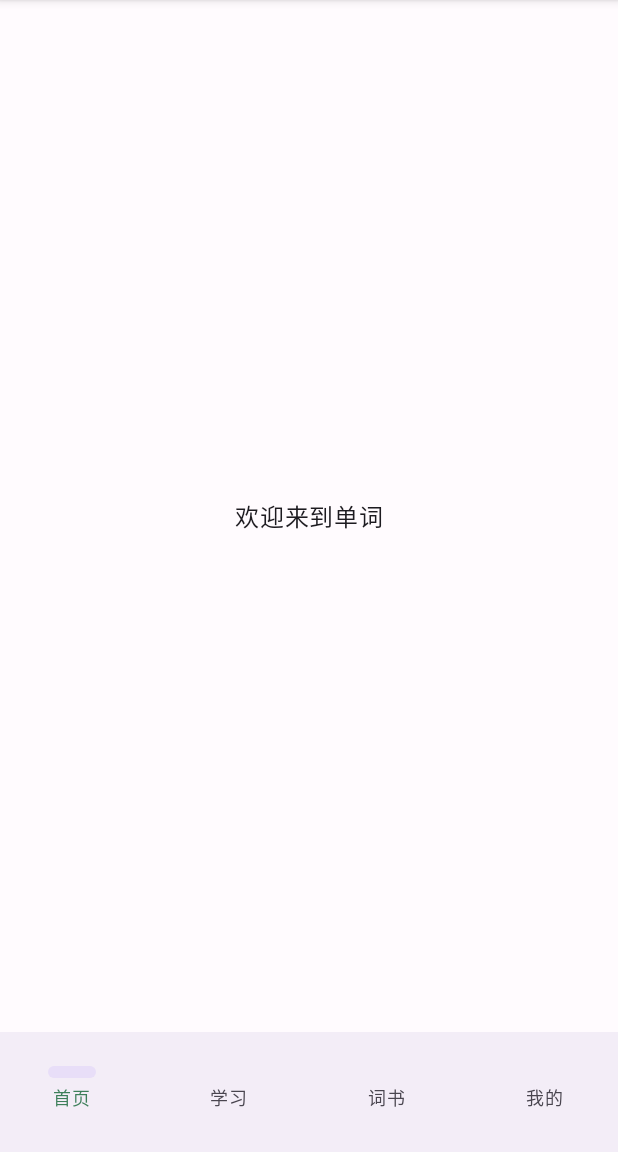
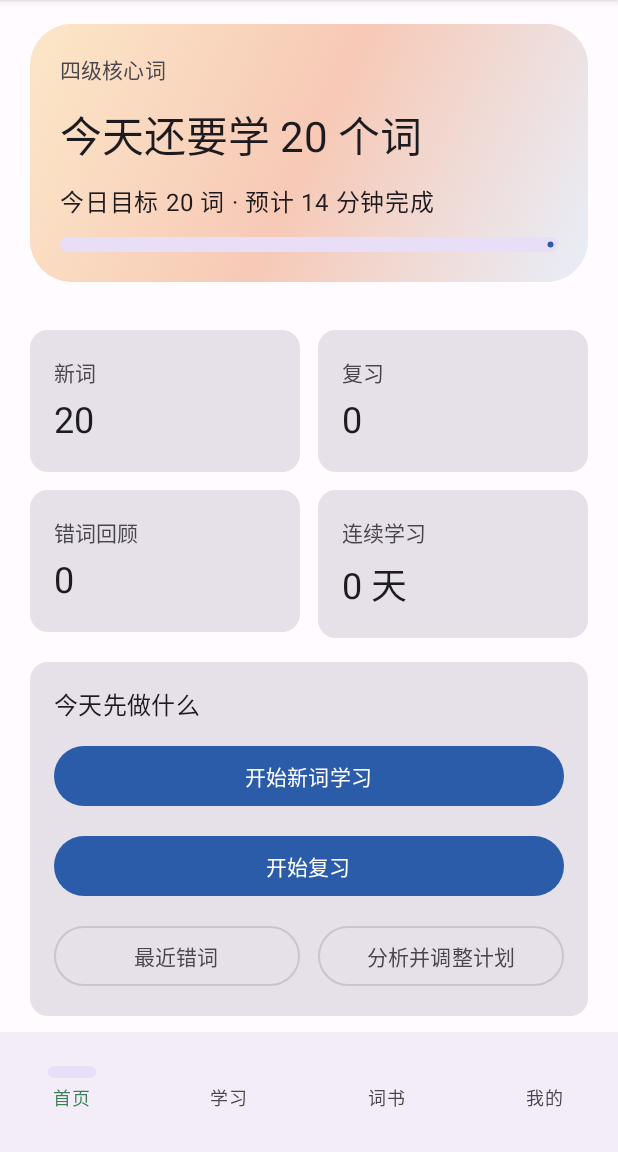
Before and after one commit to yuelangmanle/wenwenlex, an Android app built with Jetpack Compose: the screen it shows after launch (MainActivity), on a phone screen of 412 x 824 dp, the part 84-1236 px from its top. Run offline under Robolectric (Android 15) with nearby library versions, the phone set to English and light mode, and no system bars.

Commit message:
feat: add home dashboard and task engine

```diff
--- a/app/build.gradle.kts
+++ b/app/build.gradle.kts
@@ -59,6 +59,7 @@ dependencies {
     implementation(libs.androidx.navigation.compose)
     implementation(libs.androidx.room.runtime)
     implementation(libs.androidx.room.ktx)
+    implementation(libs.androidx.datastore.preferences)
 
     kapt(libs.androidx.room.compiler)
 
--- a/app/src/main/java/com/yueliangmanle/danci/app/DanciNavHost.kt
+++ b/app/src/main/java/com/yueliangmanle/danci/app/DanciNavHost.kt
@@ -10,6 +10,7 @@ import androidx.navigation.NavHostController
 import androidx.navigation.compose.NavHost
 import androidx.navigation.compose.composable
 import com.yueliangmanle.danci.feature.books.BooksRoute
+import com.yueliangmanle.danci.feature.home.HomeRoute
 
 @Composable
 fun DanciNavHost(
@@ -25,6 +26,7 @@ fun DanciNavHost(
         TopLevelDestination.entries.forEach { destination ->
             composable(route = destination.name) {
                 when (destination) {
+                    TopLevelDestination.HOME -> HomeRoute()
                     TopLevelDestination.BOOKS -> BooksRoute()
                     else -> Box(
                         modifier = Modifier.fillMaxSize(),
--- /dev/null
+++ b/app/src/main/java/com/yueliangmanle/danci/core/data/SettingsRepository.kt
@@ -0,0 +1,69 @@
+package com.yueliangmanle.danci.core.data
+
+import android.content.Context
+import androidx.datastore.core.DataStore
+import androidx.datastore.preferences.core.Preferences
+import androidx.datastore.preferences.core.edit
+import androidx.datastore.preferences.core.intPreferencesKey
+import androidx.datastore.preferences.core.stringPreferencesKey
+import androidx.datastore.preferences.preferencesDataStore
+import kotlinx.coroutines.flow.Flow
+import kotlinx.coroutines.flow.first
+import kotlinx.coroutines.flow.map
+
+data class AppSettings(
+    val dailyGoal: Int = 20,
+    val activeBookId: String? = null,
+)
+
+interface SettingsRepository {
+    val settings: Flow<AppSettings>
+
+    suspend fun getSettings(): AppSettings
+
+    suspend fun updateDailyGoal(dailyGoal: Int)
+
+    suspend fun updateActiveBookId(bookId: String?)
+}
+
+private val Context.settingsDataStore: DataStore<Preferences> by preferencesDataStore(
+    name = "danci_settings",
+)
+
+private object SettingsPreferencesKeys {
+    val dailyGoal = intPreferencesKey("daily_goal")
+    val activeBookId = stringPreferencesKey("active_book_id")
+}
+
+class DataStoreSettingsRepository(
+    private val dataStore: DataStore<Preferences>,
+) : SettingsRepository {
+    override val settings: Flow<AppSettings> =
+        dataStore.data.map { preferences ->
+            AppSettings(
+                dailyGoal = preferences[SettingsPreferencesKeys.dailyGoal] ?: 20,
+                activeBookId = preferences[SettingsPreferencesKeys.activeBookId],
+            )
+        }
+
+    override suspend fun getSettings(): AppSettings = settings.first()
+
+    override suspend fun updateDailyGoal(dailyGoal: Int) {
+        dataStore.edit { preferences ->
+            preferences[SettingsPreferencesKeys.dailyGoal] = dailyGoal.coerceAtLeast(1)
+        }
+    }
+
+    override suspend fun updateActiveBookId(bookId: String?) {
+        dataStore.edit { preferences ->
+            if (bookId.isNullOrBlank()) {
+                preferences.remove(SettingsPreferencesKeys.activeBookId)
+            } else {
+                preferences[SettingsPreferencesKeys.activeBookId] = bookId
+            }
+        }
+    }
+}
+
+fun buildSettingsRepository(context: Context): SettingsRepository =
+    DataStoreSettingsRepository(context.settingsDataStore)
--- /dev/null
+++ b/app/src/main/java/com/yueliangmanle/danci/core/study/ReviewScheduler.kt
@@ -0,0 +1,70 @@
+package com.yueliangmanle.danci.core.study
+
+import com.yueliangmanle.danci.core.model.LearningRecord
+import java.time.Instant
+import java.time.LocalDate
+import java.time.ZoneId
+import java.time.temporal.ChronoUnit
+
+data class ReviewSummary(
+    val overdueWords: Int,
+    val recentMistakeWords: Int,
+    val streakDays: Int,
+)
+
+class ReviewScheduler {
+    fun summarize(
+        learningRecords: List<LearningRecord>,
+        now: Instant,
+        zoneId: ZoneId = ZoneId.systemDefault(),
+    ): ReviewSummary {
+        val overdueWords = learningRecords.count { record ->
+            val nextReviewAt = record.nextReviewAt
+            nextReviewAt != null && !nextReviewAt.isAfter(now)
+        }
+        val recentMistakeThreshold = now.minus(3, ChronoUnit.DAYS)
+        val recentMistakeWords = learningRecords.count { record ->
+            record.lastOutcome.isMistakeOutcome() &&
+                record.lastReviewedAt?.let { !it.isBefore(recentMistakeThreshold) } == true
+        }
+
+        return ReviewSummary(
+            overdueWords = overdueWords,
+            recentMistakeWords = recentMistakeWords,
+            streakDays = calculateStreakDays(learningRecords, now, zoneId),
+        )
+    }
+
+    private fun calculateStreakDays(
+        learningRecords: List<LearningRecord>,
+        now: Instant,
+        zoneId: ZoneId,
+    ): Int {
+        val studyDays = learningRecords
+            .mapNotNull(LearningRecord::lastReviewedAt)
+            .map { LocalDate.ofInstant(it, zoneId) }
+            .toSet()
+
+        if (studyDays.isEmpty()) {
+            return 0
+        }
+
+        var cursor = LocalDate.ofInstant(now, zoneId)
+        if (!studyDays.contains(cursor) && studyDays.contains(cursor.minusDays(1))) {
+            cursor = cursor.minusDays(1)
+        }
+
+        var streak = 0
+        while (studyDays.contains(cursor)) {
+            streak += 1
+            cursor = cursor.minusDays(1)
+        }
+        return streak
+    }
+}
+
+private fun String?.isMistakeOutcome(): Boolean =
+    when (this?.lowercase()) {
+        "wrong", "forgot", "again" -> true
+        else -> false
+    }
--- /dev/null
+++ b/app/src/main/java/com/yueliangmanle/danci/core/study/TodayTaskEngine.kt
@@ -0,0 +1,38 @@
+package com.yueliangmanle.danci.core.study
+
+import kotlin.math.min
+import kotlin.math.roundToInt
+
+data class TodayPlan(
+    val newWordCount: Int,
+    val reviewCount: Int,
+    val mistakeCount: Int,
+    val estimatedMinutes: Int,
+)
+
+class TodayTaskEngine {
+    fun build(
+        dailyGoal: Int,
+        overdueWords: Int,
+        unseenWords: Int,
+        recentMistakeWords: Int,
+    ): TodayPlan {
+        val safeDailyGoal = dailyGoal.coerceAtLeast(0)
+        val review = min(overdueWords.coerceAtLeast(0), safeDailyGoal)
+        val remaining = (safeDailyGoal - review).coerceAtLeast(0)
+        val newWords = min(unseenWords.coerceAtLeast(0), remaining)
+        val mistakes = recentMistakeWords.coerceAtLeast(0)
+        val totalItems = review + newWords + mistakes
+
+        return TodayPlan(
+            newWordCount = newWords,
+            reviewCount = review,
+            mistakeCount = mistakes,
+            estimatedMinutes = if (totalItems == 0) {
+                0
+            } else {
+                (totalItems * 0.7f).roundToInt()
+            },
+        )
+    }
+}
--- a/app/src/main/java/com/yueliangmanle/danci/feature/books/BooksScreen.kt
+++ b/app/src/main/java/com/yueliangmanle/danci/feature/books/BooksScreen.kt
@@ -15,6 +15,7 @@ import androidx.compose.material3.MaterialTheme
 import androidx.compose.material3.Text
 import androidx.compose.runtime.Composable
 import androidx.compose.ui.Modifier
+import androidx.compose.ui.platform.testTag
 import androidx.compose.ui.unit.dp
 
 @Composable
@@ -49,13 +50,19 @@ fun BooksScreen(
             }
         }
         item {
-            SectionTitle(title = "内置词书")
+            SectionTitle(
+                title = "内置词书",
+                modifier = Modifier.testTag("books_built_in_section"),
+            )
         }
         items(state.builtInBooks, key = BookListItem::id) { book ->
             BookCard(book = book, onBookClick = onBookClick)
         }
         item {
-            SectionTitle(title = "导入词书")
+            SectionTitle(
+                title = "导入词书",
+                modifier = Modifier.testTag("books_imported_section"),
+            )
         }
         if (state.importedBooks.isEmpty()) {
             item {
@@ -70,10 +77,13 @@ fun BooksScreen(
 }
 
 @Composable
-private fun SectionTitle(title: String) {
+private fun SectionTitle(
+    title: String,
+    modifier: Modifier = Modifier,
+) {
     Text(
         text = title,
-        modifier = Modifier.padding(horizontal = 20.dp),
+        modifier = modifier.padding(horizontal = 20.dp),
         style = MaterialTheme.typography.titleLarge,
     )
 }
--- /dev/null
+++ b/app/src/main/java/com/yueliangmanle/danci/feature/home/HomeRoute.kt
@@ -0,0 +1,30 @@
+package com.yueliangmanle.danci.feature.home
+
+import androidx.compose.runtime.Composable
+import androidx.compose.runtime.getValue
+import androidx.compose.runtime.produceState
+import androidx.compose.ui.platform.LocalContext
+
+@Composable
+fun HomeRoute(
+    onStartNewWordsClick: () -> Unit = {},
+    onStartReviewClick: () -> Unit = {},
+    onOpenMistakesClick: () -> Unit = {},
+    onAnalyzePlanClick: () -> Unit = {},
+) {
+    val context = LocalContext.current
+    val state by produceState(
+        initialValue = HomeUiState.loading(),
+        key1 = context,
+    ) {
+        value = loadHomeViewModel(context).buildUiState()
+    }
+
+    HomeScreen(
+        state = state,
+        onStartNewWordsClick = onStartNewWordsClick,
+        onStartReviewClick = onStartReviewClick,
+        onOpenMistakesClick = onOpenMistakesClick,
+        onAnalyzePlanClick = onAnalyzePlanClick,
+    )
+}
--- /dev/null
+++ b/app/src/main/java/com/yueliangmanle/danci/feature/home/HomeScreen.kt
@@ -0,0 +1,271 @@
+package com.yueliangmanle.danci.feature.home
+
+import androidx.compose.foundation.background
+import androidx.compose.foundation.layout.Arrangement
+import androidx.compose.foundation.layout.Box
+import androidx.compose.foundation.layout.Column
+import androidx.compose.foundation.layout.Row
+import androidx.compose.foundation.layout.fillMaxSize
+import androidx.compose.foundation.layout.fillMaxWidth
+import androidx.compose.foundation.layout.height
+import androidx.compose.foundation.layout.padding
+import androidx.compose.foundation.layout.weight
+import androidx.compose.foundation.lazy.LazyColumn
+import androidx.compose.foundation.shape.RoundedCornerShape
+import androidx.compose.material3.Button
+import androidx.compose.material3.Card
+import androidx.compose.material3.CircularProgressIndicator
+import androidx.compose.material3.LinearProgressIndicator
+import androidx.compose.material3.MaterialTheme
+import androidx.compose.material3.OutlinedButton
+import androidx.compose.material3.Text
+import androidx.compose.runtime.Composable
+import androidx.compose.ui.Alignment
+import androidx.compose.ui.Modifier
+import androidx.compose.ui.graphics.Brush
+import androidx.compose.ui.graphics.Color
+import androidx.compose.ui.unit.dp
+
+@Composable
+fun HomeScreen(
+    state: HomeUiState,
+    onStartNewWordsClick: () -> Unit,
+    onStartReviewClick: () -> Unit,
+    onOpenMistakesClick: () -> Unit,
+    onAnalyzePlanClick: () -> Unit,
+) {
+    if (state.isLoading) {
+        Box(
+            modifier = Modifier.fillMaxSize(),
+            contentAlignment = Alignment.Center,
+        ) {
+            Column(
+                horizontalAlignment = Alignment.CenterHorizontally,
+                verticalArrangement = Arrangement.spacedBy(12.dp),
+            ) {
+                CircularProgressIndicator()
+                Text(
+                    text = "正在生成今天的学习计划",
+                    style = MaterialTheme.typography.bodyLarge,
+                )
+            }
+        }
+        return
+    }
+
+    LazyColumn(
+        modifier = Modifier.fillMaxSize(),
+        verticalArrangement = Arrangement.spacedBy(16.dp),
+    ) {
+        item {
+            HeroCard(state = state)
+        }
+        item {
+            StatsGrid(state = state)
+        }
+        item {
+            ActionPanel(
+                onStartNewWordsClick = onStartNewWordsClick,
+                onStartReviewClick = onStartReviewClick,
+                onOpenMistakesClick = onOpenMistakesClick,
+                onAnalyzePlanClick = onAnalyzePlanClick,
+            )
+        }
+        state.aiSuggestion?.let { suggestion ->
+            item {
+                AiHintCard(suggestion = suggestion)
+            }
+        }
+    }
+}
+
+@Composable
+private fun HeroCard(state: HomeUiState) {
+    Card(
+        modifier = Modifier
+            .padding(horizontal = 20.dp, vertical = 16.dp)
+            .fillMaxWidth(),
+        shape = RoundedCornerShape(28.dp),
+    ) {
+        Column(
+            modifier = Modifier
+                .background(
+                    brush = Brush.linearGradient(
+                        colors = listOf(
+                            Color(0xFFFCE7C8),
+                            Color(0xFFF7C9B6),
+                            Color(0xFFE8EEF9),
+                        ),
+                    ),
+                )
+                .padding(20.dp),
+            verticalArrangement = Arrangement.spacedBy(12.dp),
+        ) {
+            Text(
+                text = state.activeBookTitle,
+                style = MaterialTheme.typography.labelLarge,
+                color = MaterialTheme.colorScheme.onSurfaceVariant,
+            )
+            Text(
+                text = state.headline,
+                style = MaterialTheme.typography.headlineMedium,
+            )
+            Text(
+                text = "今日目标 ${state.todayGoalCount} 词 · 预计 ${state.estimatedMinutes} 分钟完成",
+                style = MaterialTheme.typography.bodyLarge,
+            )
+            LinearProgressIndicator(
+                progress = { calculateGoalProgress(state) },
+                modifier = Modifier
+                    .fillMaxWidth()
+                    .height(10.dp),
+            )
+        }
+    }
+}
+
+@Composable
+private fun StatsGrid(state: HomeUiState) {
+    Column(
+        modifier = Modifier.padding(horizontal = 20.dp),
+        verticalArrangement = Arrangement.spacedBy(12.dp),
+    ) {
+        Row(
+            modifier = Modifier.fillMaxWidth(),
+            horizontalArrangement = Arrangement.spacedBy(12.dp),
+        ) {
+            StatCard(
+                modifier = Modifier.weight(1f),
+                label = "新词",
+                value = state.newWordCount.toString(),
+            )
+            StatCard(
+                modifier = Modifier.weight(1f),
+                label = "复习",
+                value = state.reviewCount.toString(),
+            )
+        }
+        Row(
+            modifier = Modifier.fillMaxWidth(),
+            horizontalArrangement = Arrangement.spacedBy(12.dp),
+        ) {
+            StatCard(
+                modifier = Modifier.weight(1f),
+                label = "错词回顾",
+                value = state.mistakeCount.toString(),
+            )
+            StatCard(
+                modifier = Modifier.weight(1f),
+                label = "连续学习",
+                value = "${state.streakDays} 天",
+            )
+        }
+    }
+}
+
+@Composable
+private fun StatCard(
+    modifier: Modifier = Modifier,
+    label: String,
+    value: String,
+) {
+    Card(modifier = modifier) {
+        Column(
+            modifier = Modifier.padding(horizontal = 16.dp, vertical = 18.dp),
+            verticalArrangement = Arrangement.spacedBy(6.dp),
+        ) {
+            Text(
+                text = label,
+                style = MaterialTheme.typography.labelLarge,
+                color = MaterialTheme.colorScheme.onSurfaceVariant,
+            )
+            Text(
+                text = value,
+                style = MaterialTheme.typography.headlineSmall,
+            )
+        }
+    }
+}
+
+@Composable
+private fun ActionPanel(
+    onStartNewWordsClick: () -> Unit,
+    onStartReviewClick: () -> Unit,
+    onOpenMistakesClick: () -> Unit,
+    onAnalyzePlanClick: () -> Unit,
+) {
+    Card(
+        modifier = Modifier
+            .padding(horizontal = 20.dp)
+            .fillMaxWidth(),
+    ) {
+        Column(
+            modifier = Modifier.padding(16.dp),
+            verticalArrangement = Arrangement.spacedBy(12.dp),
+        ) {
+            Text(
+                text = "今天先做什么",
+                style = MaterialTheme.typography.titleMedium,
+            )
+            Button(
+                onClick = onStartNewWordsClick,
+                modifier = Modifier.fillMaxWidth(),
+            ) {
+                Text("开始新词学习")
+            }
+            Button(
+                onClick = onStartReviewClick,
+                modifier = Modifier.fillMaxWidth(),
+            ) {
+                Text("开始复习")
+            }
+            Row(
+                modifier = Modifier.fillMaxWidth(),
+                horizontalArrangement = Arrangement.spacedBy(12.dp),
+            ) {
+                OutlinedButton(
+                    onClick = onOpenMistakesClick,
+                    modifier = Modifier.weight(1f),
+                ) {
+                    Text("最近错词")
+                }
+                OutlinedButton(
+                    onClick = onAnalyzePlanClick,
+                    modifier = Modifier.weight(1f),
+                ) {
+                    Text("分析并调整计划")
+                }
+            }
+        }
+    }
+}
+
+@Composable
+private fun AiHintCard(suggestion: String) {
+    Card(
+        modifier = Modifier
+            .padding(horizontal = 20.dp)
+            .fillMaxWidth(),
+    ) {
+        Column(
+            modifier = Modifier.padding(16.dp),
+            verticalArrangement = Arrangement.spacedBy(8.dp),
+        ) {
+            Text(
+                text = "AI 计划提示",
+                style = MaterialTheme.typography.titleMedium,
+            )
+            Text(
+                text = suggestion,
+                style = MaterialTheme.typography.bodyMedium,
+            )
+        }
+    }
+}
+
+private fun calculateGoalProgress(state: HomeUiState): Float {
+    if (state.todayGoalCount <= 0) {
+        return 0f
+    }
+    return (state.completedCount.toFloat() / state.todayGoalCount.toFloat()).coerceIn(0f, 1f)
+}
--- /dev/null
+++ b/app/src/main/java/com/yueliangmanle/danci/feature/home/HomeViewModel.kt
@@ -0,0 +1,85 @@
+package com.yueliangmanle.danci.feature.home
+
+import android.content.Context
+import com.yueliangmanle.danci.core.data.AppSettings
+import com.yueliangmanle.danci.core.data.BuiltInBookCatalogItem
+import com.yueliangmanle.danci.core.data.buildSettingsRepository
+import com.yueliangmanle.danci.core.data.parseBuiltInCatalog
+import com.yueliangmanle.danci.core.model.LearningRecord
+import com.yueliangmanle.danci.core.study.ReviewScheduler
+import com.yueliangmanle.danci.core.study.TodayTaskEngine
+import java.time.Instant
+import kotlin.math.max
+
+data class HomeUiState(
+    val isLoading: Boolean = false,
+    val headline: String = "",
+    val todayGoalCount: Int = 0,
+    val completedCount: Int = 0,
+    val newWordCount: Int = 0,
+    val reviewCount: Int = 0,
+    val mistakeCount: Int = 0,
+    val estimatedMinutes: Int = 0,
+    val streakDays: Int = 0,
+    val activeBookTitle: String = "",
+    val aiSuggestion: String? = null,
+) {
+    companion object {
+        fun loading(): HomeUiState = HomeUiState(isLoading = true)
+    }
+}
+
+class HomeViewModel(
+    private val settings: AppSettings,
+    private val builtInBooks: List<BuiltInBookCatalogItem>,
+    private val learningRecords: List<LearningRecord> = emptyList(),
+    private val todayTaskEngine: TodayTaskEngine = TodayTaskEngine(),
+    private val reviewScheduler: ReviewScheduler = ReviewScheduler(),
+    private val nowProvider: () -> Instant = { Instant.now() },
+) {
+    fun buildUiState(): HomeUiState {
+        val activeBook = selectActiveBook()
+        val reviewSummary = reviewScheduler.summarize(
+            learningRecords = learningRecords,
+            now = nowProvider(),
+        )
+        val dailyGoal = settings.dailyGoal
+        val unseenWords = max(dailyGoal, activeBook?.wordCount ?: dailyGoal)
+        val plan = todayTaskEngine.build(
+            dailyGoal = dailyGoal,
+            overdueWords = reviewSummary.overdueWords,
+            unseenWords = unseenWords,
+            recentMistakeWords = reviewSummary.recentMistakeWords,
+        )
+        val plannedStudyCount = plan.newWordCount + plan.reviewCount
+
+        return HomeUiState(
+            headline = "今天还要学 $plannedStudyCount 个词",
+            todayGoalCount = dailyGoal,
+            completedCount = 0,
+            newWordCount = plan.newWordCount,
+            reviewCount = plan.reviewCount,
+            mistakeCount = plan.mistakeCount,
+            estimatedMinutes = plan.estimatedMinutes,
+            streakDays = reviewSummary.streakDays,
+            activeBookTitle = activeBook?.title ?: "还未选择词书",
+            aiSuggestion = if (plan.mistakeCount > 0) {
+                "先处理错词，再开始今天的新词，能更稳地拉回记忆。"
+            } else {
+                "今天以稳住节奏为主，先完成首页任务。"
+            },
+        )
+    }
+
+    private fun selectActiveBook(): BuiltInBookCatalogItem? =
+        builtInBooks.firstOrNull { it.id == settings.activeBookId } ?: builtInBooks.firstOrNull()
+}
+
+suspend fun loadHomeViewModel(context: Context): HomeViewModel {
+    val settings = buildSettingsRepository(context).getSettings()
+    val builtInBooks = context.assets.open("books/manifest.json").use(::parseBuiltInCatalog)
+    return HomeViewModel(
+        settings = settings,
+        builtInBooks = builtInBooks,
+    )
+}
--- a/gradle/libs.versions.toml
+++ b/gradle/libs.versions.toml
@@ -13,6 +13,7 @@ room = "2.6.1"
 coroutines = "1.9.0"
 androidxTestCore = "1.6.1"
 robolectric = "4.14.1"
+datastore = "1.1.1"
 
 [libraries]
 androidx-core-ktx = { group = "androidx.core", name = "core-ktx", version.ref = "coreKtx" }
@@ -34,6 +35,7 @@ androidx-room-runtime = { group = "androidx.room", name = "room-runtime", versio
 androidx-room-ktx = { group = "androidx.room", name = "room-ktx", version.ref = "room" }
 androidx-room-compiler = { group = "androidx.room", name = "room-compiler", version.ref = "room" }
 androidx-room-testing = { group = "androidx.room", name = "room-testing", version.ref = "room" }
+androidx-datastore-preferences = { group = "androidx.datastore", name = "datastore-preferences", version.ref = "datastore" }
 kotlinx-coroutines-test = { group = "org.jetbrains.kotlinx", name = "kotlinx-coroutines-test", version.ref = "coroutines" }
 androidx-test-core = { group = "androidx.test", name = "core", version.ref = "androidxTestCore" }
 robolectric = { group = "org.robolectric", name = "robolectric", version.ref = "robolectric" }
```
